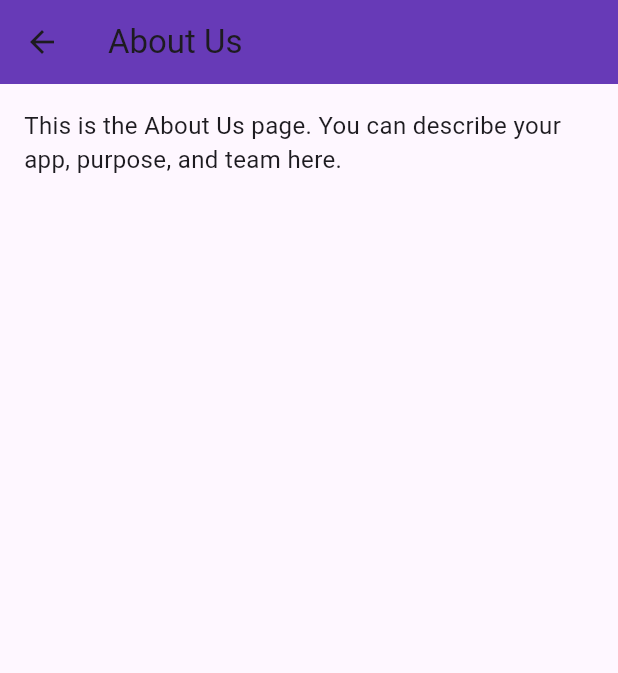
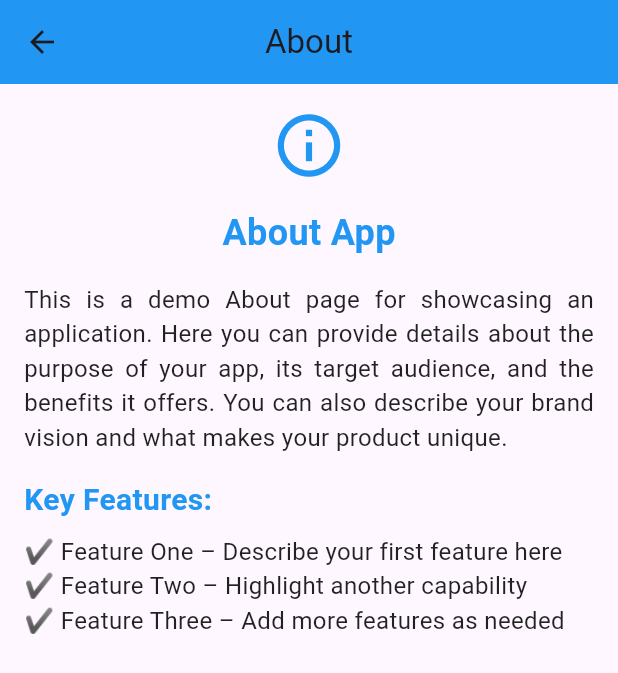
Before and after one commit to aiocrafters/my-app-flutter, a Flutter app: the screen it shows after launch, in the side drawer, after a tap on "About", on a phone screen of 412 x 824 dp. Shown: the top 673 px of the screen. Run offline on Flutter 3.47's test engine with Material 3 defaults, Android fonts, the phone set to English and light mode, and no system bars; our stand-ins replace share_plus.

Commit message:
feat(about): redesign About page with icon, headings, and features list

```diff
--- a/lib/pages/about_page.dart
+++ b/lib/pages/about_page.dart
@@ -7,14 +7,71 @@ class AboutPage extends StatelessWidget {
   Widget build(BuildContext context) {
     return Scaffold(
       appBar: AppBar(
-        title: const Text('About Us'),
-        backgroundColor: Colors.deepPurple,
+        title: const Text('About'),
+        centerTitle: true,
+        backgroundColor: Colors.blue, // Customize app bar color
       ),
-      body: const Padding(
-        padding: EdgeInsets.all(16.0),
-        child: Text(
-          'This is the About Us page. You can describe your app, purpose, and team here.',
-          style: TextStyle(fontSize: 16),
+      body: SingleChildScrollView(
+        padding: const EdgeInsets.all(16.0),
+        child: Column(
+          crossAxisAlignment: CrossAxisAlignment.start,
+          children: [
+            // Icon aligned to the top center
+            const Center(
+              child: Icon(
+                Icons.info_outline, // Info icon
+                color: Colors.blue,
+                size: 50,
+              ),
+            ),
+            const SizedBox(height: 16),
+
+            // Center the "About App" text
+            const Center(
+              child: Text(
+                'About App',
+                style: TextStyle(
+                  fontSize: 24,
+                  fontWeight: FontWeight.bold,
+                  color: Colors.blue,
+                ),
+              ),
+            ),
+            const SizedBox(height: 16),
+
+            // Demo description text
+            const Text(
+              'This is a demo About page for showcasing an application. '
+              'Here you can provide details about the purpose of your app, '
+              'its target audience, and the benefits it offers. '
+              'You can also describe your brand vision and what makes your product unique.',
+              style: TextStyle(fontSize: 16, color: Colors.black87),
+              textAlign: TextAlign.justify,
+            ),
+            const SizedBox(height: 16),
+
+            // Key Features header
+            const Text(
+              'Key Features:',
+              style: TextStyle(
+                fontSize: 20,
+                fontWeight: FontWeight.bold,
+                color: Colors.blue,
+              ),
+            ),
+            const SizedBox(height: 8),
+
+            // Features list
+            const Text(
+              '✔ Feature One – Describe your first feature here\n'
+              '✔ Feature Two – Highlight another capability\n'
+              '✔ Feature Three – Add more features as needed',
+              style: TextStyle(fontSize: 16, color: Colors.black87),
+              textAlign: TextAlign.justify,
+            ),
+
+            const SizedBox(height: 16),
+          ],
         ),
       ),
     );
```
